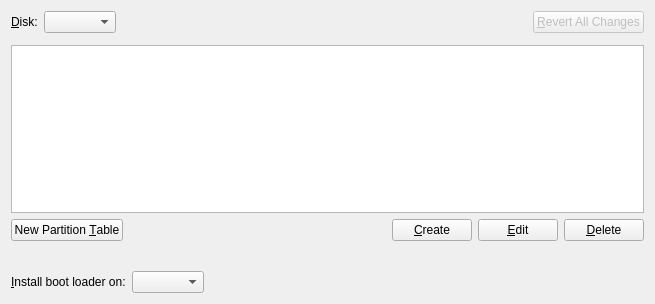
Before: the Qt Designer form src/modules/partition/gui/PartitionPage.ui in dagodax/calamares, drawn with Qt 5.
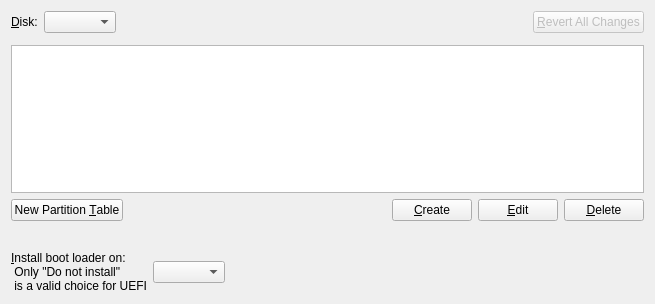
After: the same form once the commit is applied. Custom widgets are drawn as their Qt base class.

Commit message: add temp text explaining UEFI bootloader option

The edit to the form file:
```diff
--- a/src/modules/partition/gui/PartitionPage.ui
+++ b/src/modules/partition/gui/PartitionPage.ui
@@ -142,7 +142,15 @@
      <item>
       <widget class="QLabel" name="label_3">
        <property name="text">
-        <string>&amp;Install boot loader on:</string>
+        <string>&amp;Install boot loader on: 
+ Only &quot;Do not install&quot; 
+ is a valid choice for UEFI</string>
+       </property>
+       <property name="scaledContents">
+        <bool>false</bool>
+       </property>
+       <property name="wordWrap">
+        <bool>true</bool>
        </property>
        <property name="buddy">
         <cstring>bootLoaderComboBox</cstring>
```
